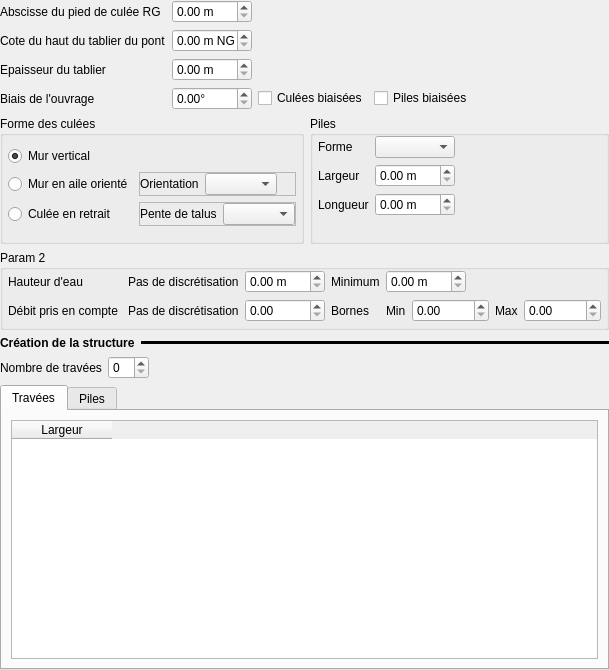
Above: ui/structures/ui_bradley.ui from Artelia/Mascaret before the change. Below: the same form after it.
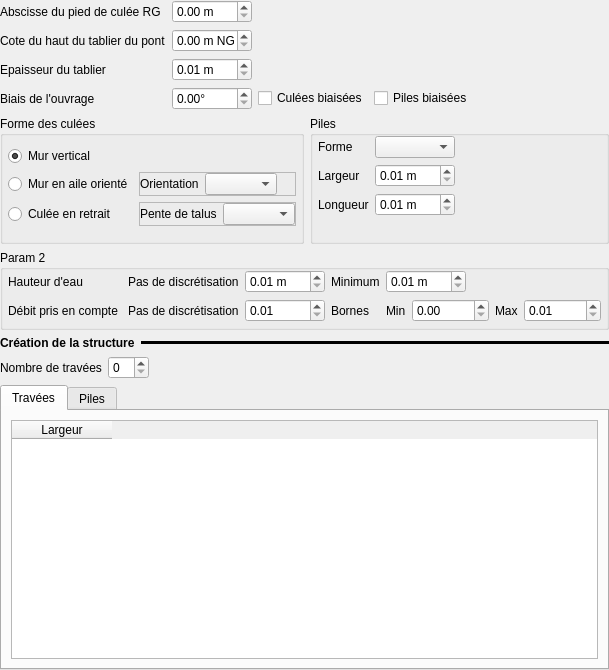
That is the form after the change.

Commit message: Data verifivation for Bradley Method - v2

```diff
--- a/ui/structures/ui_bradley.ui
+++ b/ui/structures/ui_bradley.ui
@@ -137,6 +137,9 @@
        <property name="suffix">
         <string> m</string>
        </property>
+       <property name="minimum">
+        <double>0.010000000000000</double>
+       </property>
        <property name="maximum">
         <double>10000.000000000000000</double>
        </property>
@@ -208,6 +211,9 @@
             <property name="suffix">
              <string> m</string>
             </property>
+            <property name="minimum">
+             <double>0.010000000000000</double>
+            </property>
             <property name="maximum">
              <double>10000.000000000000000</double>
             </property>
@@ -224,6 +230,9 @@
             <property name="suffix">
              <string> m</string>
             </property>
+            <property name="minimum">
+             <double>0.010000000000000</double>
+            </property>
             <property name="maximum">
              <double>10000.000000000000000</double>
             </property>
@@ -448,6 +457,9 @@
           <property name="suffix">
            <string> m</string>
           </property>
+          <property name="minimum">
+           <double>0.010000000000000</double>
+          </property>
           <property name="maximum">
            <double>10000.000000000000000</double>
           </property>
@@ -485,6 +497,9 @@
           <property name="suffix">
            <string> m</string>
           </property>
+          <property name="minimum">
+           <double>0.010000000000000</double>
+          </property>
           <property name="maximum">
            <double>10000.000000000000000</double>
           </property>
@@ -515,6 +530,9 @@
           <property name="suffix">
            <string/>
           </property>
+          <property name="minimum">
+           <double>0.010000000000000</double>
+          </property>
           <property name="maximum">
            <double>10000.000000000000000</double>
           </property>
@@ -570,6 +588,9 @@
             <property name="suffix">
              <string/>
             </property>
+            <property name="minimum">
+             <double>0.010000000000000</double>
+            </property>
             <property name="maximum">
              <double>10000.000000000000000</double>
             </property>
```
The commit also changes 1 other file.
